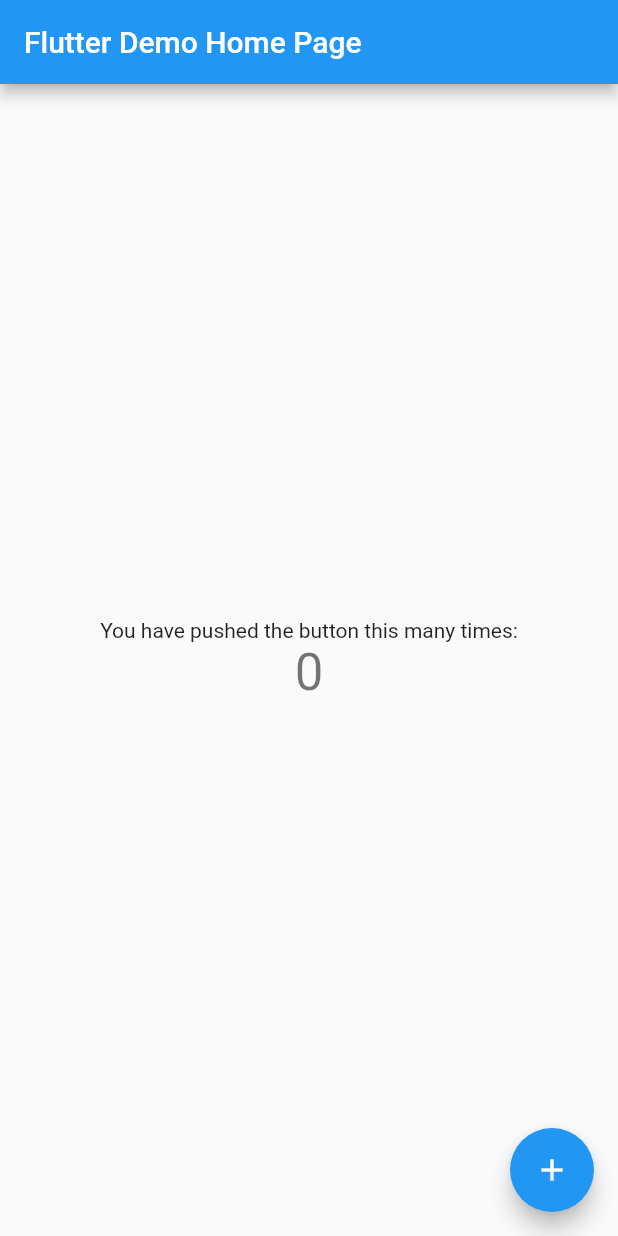
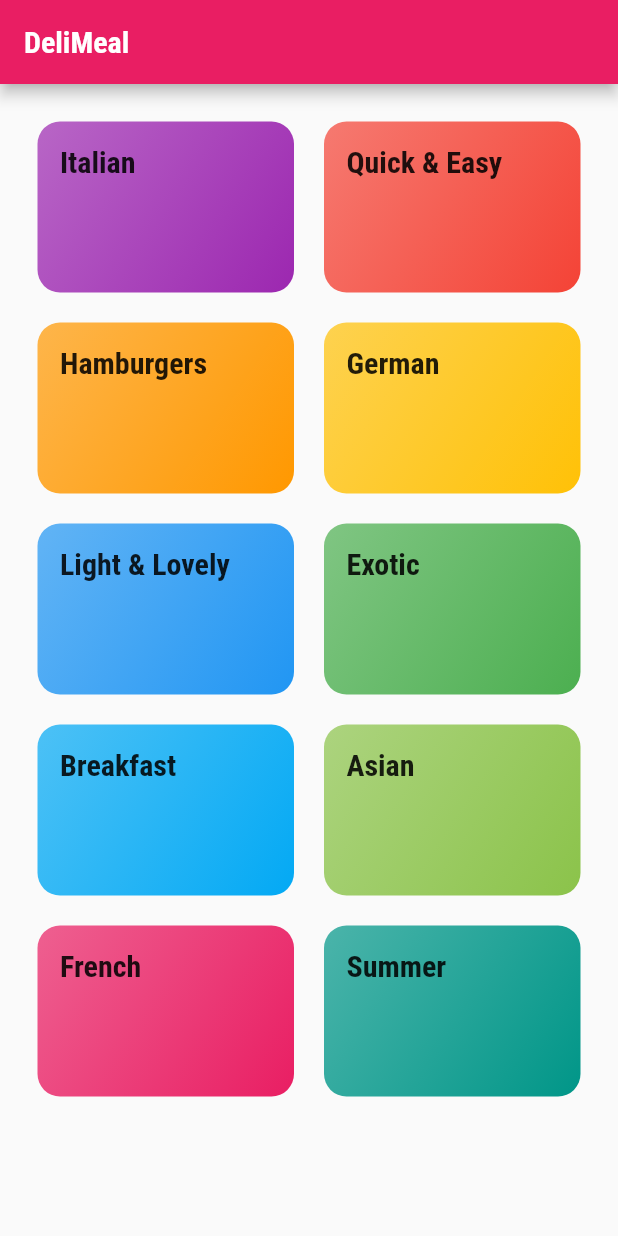
Before and after one commit to qzhao1992/mealsApp, a Flutter app: the screen it shows after launch, on a phone screen of 412 x 824 dp. Run offline on Flutter 3.47's test engine with Material 2 defaults, Android fonts, the phone set to English and light mode, and no system bars.

Commit message:
working on category

```diff
--- /dev/null
+++ b/lib/categories_screen.dart
@@ -0,0 +1,33 @@
+import 'package:flutter/material.dart';
+import 'dummy_data.dart';
+import 'category_item.dart';
+
+class CategoriesScreen extends StatelessWidget {
+  @override
+  Widget build(BuildContext context) {
+    return Scaffold(
+      appBar: AppBar(
+        title: const Text(
+          'DeliMeal',
+        ),
+      ),
+      body: GridView(
+        padding: const EdgeInsets.all(25),
+        children: DUMMY_CATEGORIES
+            .map(
+              (catData) => CategotyItem(
+                catData.title,
+                catData.color,
+              ),
+            )
+            .toList(),
+        gridDelegate: SliverGridDelegateWithMaxCrossAxisExtent(
+          maxCrossAxisExtent: 200,
+          childAspectRatio: 3 / 2,
+          crossAxisSpacing: 20,
+          mainAxisSpacing: 20,
+        ),
+      ),
+    );
+  }
+}
--- /dev/null
+++ b/lib/category_item.dart
@@ -0,0 +1,30 @@
+import 'package:flutter/material.dart';
+
+class CategotyItem extends StatelessWidget {
+  final String title;
+  final Color color;
+
+  CategotyItem(this.title, this.color);
+
+  @override
+  Widget build(BuildContext context) {
+    return Container(
+      padding: const EdgeInsets.all(15),
+      child: Text(
+        title,
+        style: Theme.of(context).textTheme.titleLarge,
+      ),
+      decoration: BoxDecoration(
+        gradient: LinearGradient(
+          colors: [
+            color.withOpacity(0.7),
+            color,
+          ],
+          begin: Alignment.topLeft,
+          end: Alignment.bottomRight,
+        ),
+        borderRadius: BorderRadius.circular(15),
+      ),
+    );
+  }
+}
--- /dev/null
+++ b/lib/dummy_data.dart
@@ -0,0 +1,58 @@
+import 'package:flutter/foundation.dart';
+import 'package:flutter/material.dart';
+import './models/category.dart' as category;
+
+// import './models/category.dart';
+
+const DUMMY_CATEGORIES = const [
+  category.Category(
+    id: 'c1',
+    title: 'Italian',
+    color: Colors.purple,
+  ),
+  category.Category(
+    id: 'c2',
+    title: 'Quick & Easy',
+    color: Colors.red,
+  ),
+  category.Category(
+    id: 'c3',
+    title: 'Hamburgers',
+    color: Colors.orange,
+  ),
+  category.Category(
+    id: 'c4',
+    title: 'German',
+    color: Colors.amber,
+  ),
+  category.Category(
+    id: 'c5',
+    title: 'Light & Lovely',
+    color: Colors.blue,
+  ),
+  category.Category(
+    id: 'c6',
+    title: 'Exotic',
+    color: Colors.green,
+  ),
+  category.Category(
+    id: 'c7',
+    title: 'Breakfast',
+    color: Colors.lightBlue,
+  ),
+  category.Category(
+    id: 'c8',
+    title: 'Asian',
+    color: Colors.lightGreen,
+  ),
+  category.Category(
+    id: 'c9',
+    title: 'French',
+    color: Colors.pink,
+  ),
+  category.Category(
+    id: 'c10',
+    title: 'Summer',
+    color: Colors.teal,
+  ),
+];
--- a/lib/main.dart
+++ b/lib/main.dart
@@ -1,4 +1,5 @@
 import 'package:flutter/material.dart';
+import 'package:meals_app/categories_screen.dart';
 
 void main() {
   runApp(const MyApp());
@@ -7,109 +8,29 @@ void main() {
 class MyApp extends StatelessWidget {
   const MyApp({Key? key}) : super(key: key);
 
-  // This widget is the root of your application.
   @override
   Widget build(BuildContext context) {
     return MaterialApp(
       title: 'Flutter Demo',
       theme: ThemeData(
-        // This is the theme of your application.
-        //
-        // Try running your application with "flutter run". You'll see the
-        // application has a blue toolbar. Then, without quitting the app, try
-        // changing the primarySwatch below to Colors.green and then invoke
-        // "hot reload" (press "r" in the console where you ran "flutter run",
-        // or simply save your changes to "hot reload" in a Flutter IDE).
-        // Notice that the counter didn't reset back to zero; the application
-        // is not restarted.
-        primarySwatch: Colors.blue,
+        primarySwatch: Colors.pink,
+        // accentColor: Colors.amber,
+        // canvasColor: const Color.fromRGBO(255, 254, 229, 1),
+        // fontFamily: 'Raleway',
+        textTheme: ThemeData.light().textTheme.copyWith(
+              // bodyText1: const TextStyle(
+              //   color: Color.fromRGBO(20, 51, 51, 1),
+              // ),
+              // bodyText2: const TextStyle(
+              //   color: Color.fromRGBO(20, 51, 51, 1),
+              // ),
+              titleLarge: const TextStyle(
+                  fontSize: 20,
+                  fontFamily: 'RobotoCondensed',
+                  fontWeight: FontWeight.bold),
+            ),
       ),
-      home: const MyHomePage(title: 'Flutter Demo Home Page'),
+      home: CategoriesScreen(),
     );
   }
 }
-
-class MyHomePage extends StatefulWidget {
-  const MyHomePage({Key? key, required this.title}) : super(key: key);
-
-  // This widget is the home page of your application. It is stateful, meaning
-  // that it has a State object (defined below) that contains fields that affect
-  // how it looks.
-
-  // This class is the configuration for the state. It holds the values (in this
-  // case the title) provided by the parent (in this case the App widget) and
-  // used by the build method of the State. Fields in a Widget subclass are
-  // always marked "final".
-
-  final String title;
-
-  @override
-  State<MyHomePage> createState() => _MyHomePageState();
-}
-
-class _MyHomePageState extends State<MyHomePage> {
-  int _counter = 0;
-
-  void _incrementCounter() {
-    setState(() {
-      // This call to setState tells the Flutter framework that something has
-      // changed in this State, which causes it to rerun the build method below
-      // so that the display can reflect the updated values. If we changed
-      // _counter without calling setState(), then the build method would not be
-      // called again, and so nothing would appear to happen.
-      _counter++;
-    });
-  }
-
-  @override
-  Widget build(BuildContext context) {
-    // This method is rerun every time setState is called, for instance as done
-    // by the _incrementCounter method above.
-    //
-    // The Flutter framework has been optimized to make rerunning build methods
-    // fast, so that you can just rebuild anything that needs updating rather
-    // than having to individually change instances of widgets.
-    return Scaffold(
-      appBar: AppBar(
-        // Here we take the value from the MyHomePage object that was created by
-        // the App.build method, and use it to set our appbar title.
-        title: Text(widget.title),
-      ),
-      body: Center(
-        // Center is a layout widget. It takes a single child and positions it
-        // in the middle of the parent.
-        child: Column(
-          // Column is also a layout widget. It takes a list of children and
-          // arranges them vertically. By default, it sizes itself to fit its
-          // children horizontally, and tries to be as tall as its parent.
-          //
-          // Invoke "debug painting" (press "p" in the console, choose the
-          // "Toggle Debug Paint" action from the Flutter Inspector in Android
-          // Studio, or the "Toggle Debug Paint" command in Visual Studio Code)
-          // to see the wireframe for each widget.
-          //
-          // Column has various properties to control how it sizes itself and
-          // how it positions its children. Here we use mainAxisAlignment to
-          // center the children vertically; the main axis here is the vertical
-          // axis because Columns are vertical (the cross axis would be
-          // horizontal).
-          mainAxisAlignment: MainAxisAlignment.center,
-          children: <Widget>[
-            const Text(
-              'You have pushed the button this many times:',
-            ),
-            Text(
-              '$_counter',
-              style: Theme.of(context).textTheme.headline4,
-            ),
-          ],
-        ),
-      ),
-      floatingActionButton: FloatingActionButton(
-        onPressed: _incrementCounter,
-        tooltip: 'Increment',
-        child: const Icon(Icons.add),
-      ), // This trailing comma makes auto-formatting nicer for build methods.
-    );
-  }
-}
--- /dev/null
+++ b/lib/models/category.dart
@@ -0,0 +1,13 @@
+import 'package:flutter/material.dart';
+
+class Category {
+  final String id;
+  final String title;
+  final Color color;
+
+  const Category({
+    required this.id,
+    required this.title,
+    this.color = Colors.orange,
+  });
+}
```
Also changed, not shown: pubspec.yaml (+18 -9 lines), assets/fonts/Raleway-Black.ttf (added), assets/fonts/Raleway-Bold.ttf (added), assets/fonts/Raleway-Regular.ttf (added), assets/fonts/RobotoCondensed-Bold.ttf (added), assets/fonts/RobotoCondensed-Italic.ttf (added), assets/fonts/RobotoCondensed-Light.ttf (added), assets/fonts/RobotoCondensed-Regular.ttf (added).
